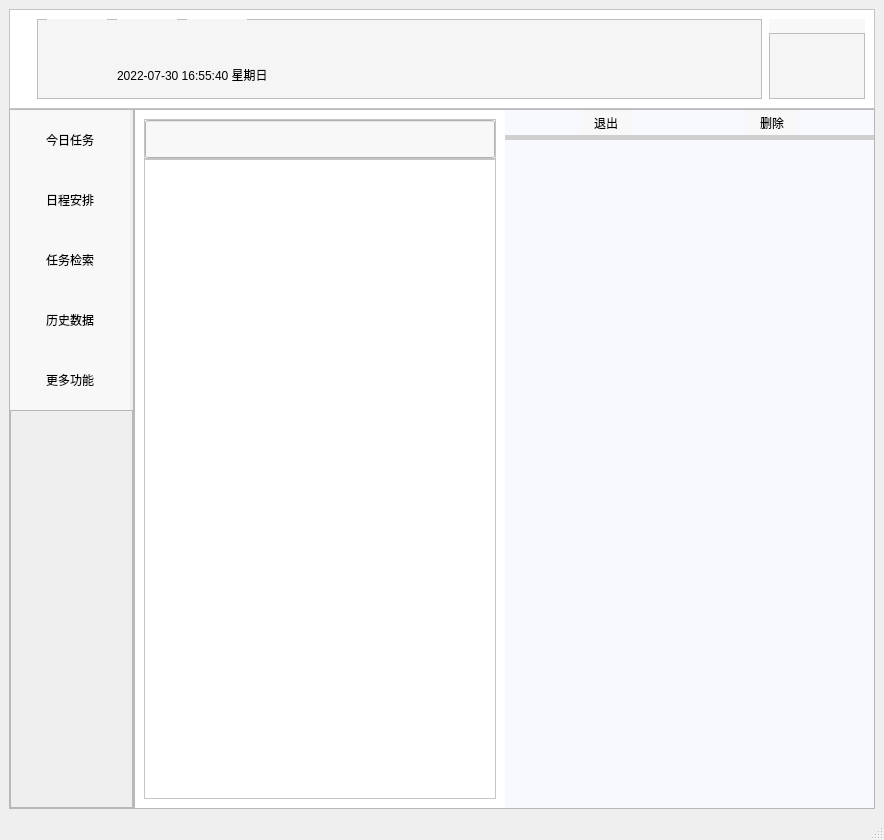
Qt form pro/untitled.ui (cjj826/BUAA_2022_Python_XHZZ) before a commit.
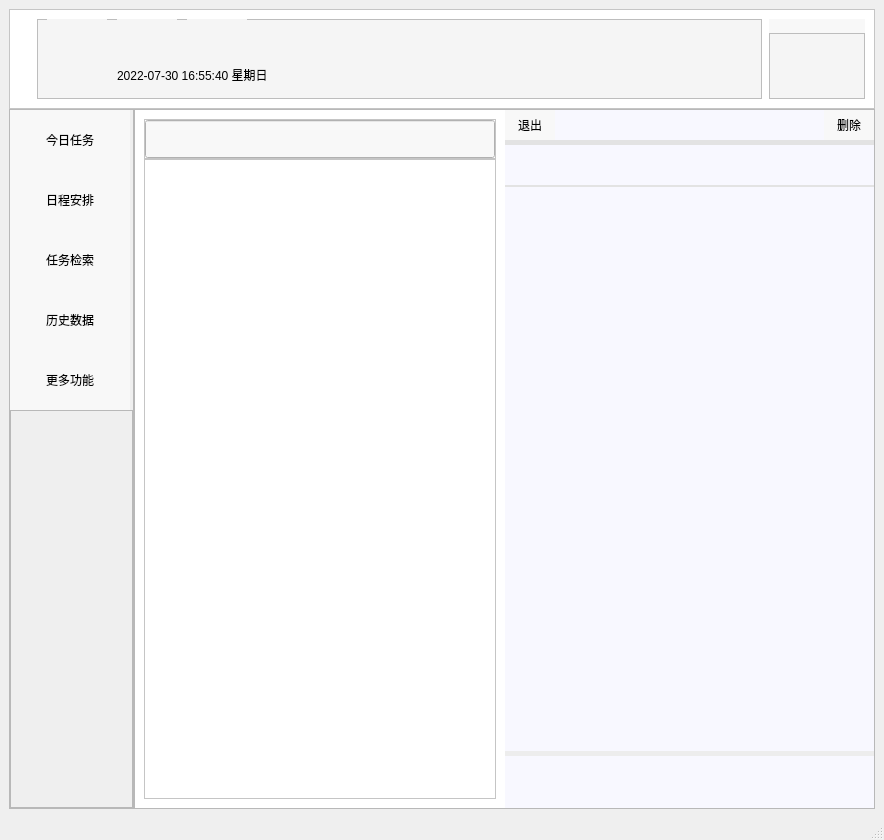
The same form after that commit. Icons and pictures are not drawn.

Diff of the .ui file:
```diff
--- a/pro/untitled.ui
+++ b/pro/untitled.ui
@@ -931,7 +931,7 @@
                <number>0</number>
               </property>
               <item>
-               <layout class="QVBoxLayout" name="verticalLayout_10" stretch="2,1,2,8,8,8">
+               <layout class="QVBoxLayout" name="verticalLayout_10" stretch="2,1,2,0,8,8,8,16,0,2">
                 <property name="spacing">
                  <number>0</number>
                 </property>
@@ -951,7 +951,7 @@
                     <property name="maximumSize">
                      <size>
                       <width>50</width>
-                      <height>25</height>
+                      <height>30</height>
                      </size>
                     </property>
                     <property name="toolTip">
@@ -985,20 +985,11 @@
                    </widget>
                   </item>
                   <item>
-                   <spacer name="horizontalSpacer">
-                    <property name="orientation">
-                     <enum>Qt::Horizontal</enum>
+                   <widget class="QLabel" name="label_14">
+                    <property name="text">
+                     <string/>
                     </property>
-                    <property name="sizeType">
-                     <enum>QSizePolicy::Preferred</enum>
-                    </property>
-                    <property name="sizeHint" stdset="0">
-                     <size>
-                      <width>40</width>
-                      <height>20</height>
-                     </size>
-                    </property>
-                   </spacer>
+                   </widget>
                   </item>
                   <item>
                    <widget class="QPushButton" name="pushButton_11">
@@ -1011,7 +1002,7 @@
                     <property name="maximumSize">
                      <size>
                       <width>50</width>
-                      <height>25</height>
+                      <height>30</height>
                      </size>
                     </property>
                     <property name="styleSheet">
@@ -1058,7 +1049,7 @@
                    </size>
                   </property>
                   <property name="styleSheet">
-                   <string notr="true">background-color: rgb(207, 207, 207);</string>
+                   <string notr="true">background-color: rgb(227, 227, 227);</string>
                   </property>
                   <property name="text">
                    <string/>
@@ -1073,8 +1064,31 @@
                     <verstretch>0</verstretch>
                    </sizepolicy>
                   </property>
+                  <property name="maximumSize">
+                   <size>
+                    <width>16777215</width>
+                    <height>40</height>
+                   </size>
+                  </property>
                   <property name="styleSheet">
-                   <string notr="true">border: none;</string>
+                   <string notr="true">border: none;
+font-family:微软雅黑;</string>
+                  </property>
+                 </widget>
+                </item>
+                <item>
+                 <widget class="QLabel" name="label_15">
+                  <property name="maximumSize">
+                   <size>
+                    <width>16777215</width>
+                    <height>2</height>
+                   </size>
+                  </property>
+                  <property name="styleSheet">
+                   <string notr="true">background-color: rgb(227, 227, 227);</string>
+                  </property>
+                  <property name="text">
+                   <string/>
                   </property>
                  </widget>
                 </item>
@@ -1086,8 +1100,18 @@
                     <verstretch>0</verstretch>
                    </sizepolicy>
                   </property>
+                  <property name="maximumSize">
+                   <size>
+                    <width>16777215</width>
+                    <height>50</height>
+                   </size>
+                  </property>
                   <property name="styleSheet">
-                   <string notr="true">border: none;</string>
+                   <string notr="true">border: none;
+font-family:微软雅黑;</string>
+                  </property>
+                  <property name="tabStopWidth">
+                   <number>20</number>
                   </property>
                  </widget>
                 </item>
@@ -1099,6 +1123,12 @@
                     <verstretch>0</verstretch>
                    </sizepolicy>
                   </property>
+                  <property name="maximumSize">
+                   <size>
+                    <width>16777215</width>
+                    <height>50</height>
+                   </size>
+                  </property>
                   <property name="styleSheet">
                    <string notr="true">border: none;</string>
                   </property>
@@ -1112,8 +1142,54 @@
                     <verstretch>0</verstretch>
                    </sizepolicy>
                   </property>
+                  <property name="maximumSize">
+                   <size>
+                    <width>16777215</width>
+                    <height>50</height>
+                   </size>
+                  </property>
                   <property name="styleSheet">
-                   <string notr="true">border: none;</string>
+                   <string notr="true">border: none;
+font-family:微软雅黑;</string>
+                  </property>
+                 </widget>
+                </item>
+                <item>
+                 <widget class="QLabel" name="label_13">
+                  <property name="sizePolicy">
+                   <sizepolicy hsizetype="Expanding" vsizetype="Expanding">
+                    <horstretch>0</horstretch>
+                    <verstretch>0</verstretch>
+                   </sizepolicy>
+                  </property>
+                  <property name="text">
+                   <string/>
+                  </property>
+                 </widget>
+                </item>
+                <item>
+                 <widget class="QLabel" name="label_16">
+                  <property name="maximumSize">
+                   <size>
+                    <width>16777215</width>
+                    <height>5</height>
+                   </size>
+                  </property>
+                  <property name="styleSheet">
+                   <string notr="true">background-color: rgb(237, 237, 237);</string>
+                  </property>
+                  <property name="text">
+                   <string/>
+                  </property>
+                 </widget>
+                </item>
+                <item>
+                 <widget class="QLabel" name="label_17">
+                  <property name="styleSheet">
+                   <string notr="true">font-family:微软雅黑;</string>
+                  </property>
+                  <property name="text">
+                   <string/>
                   </property>
                  </widget>
                 </item>
```
Left out of the diff: 7 changed lines with no effect on the pictures.
